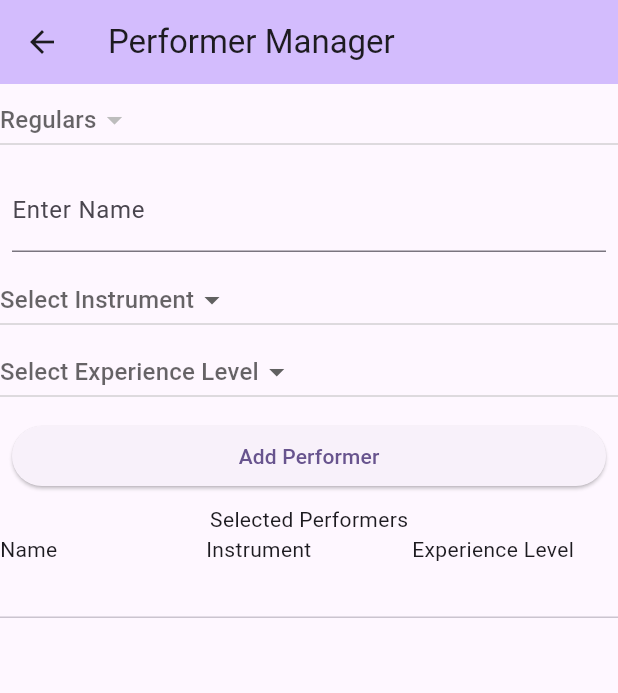
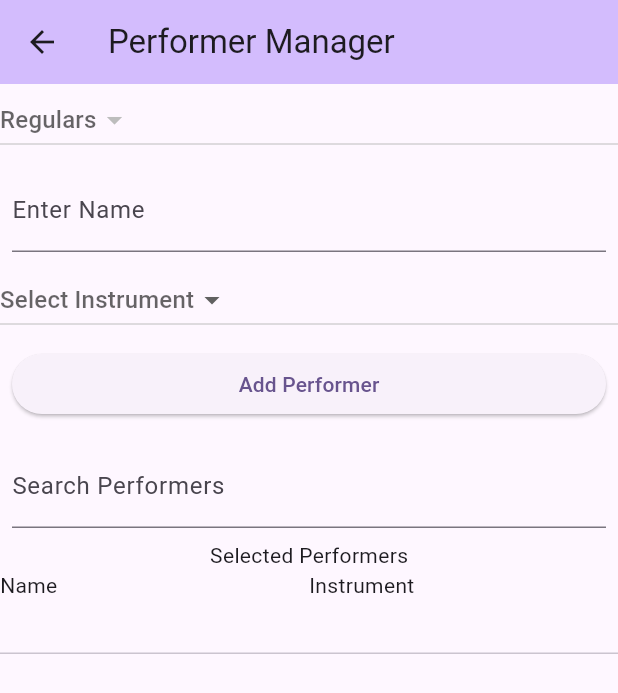
Before and after one commit to twallengren/jamnight, a Flutter app: the screen it shows after launch, after a tap on "Manage Performers", on a phone screen of 412 x 824 dp. Shown: the top 693 px of the screen. Run offline on Flutter 3.47's test engine with Material 2 defaults, Android fonts, the phone set to English and light mode, and no system bars; drawn by our look-alikes of syncfusion_flutter_datagrid; our stand-ins replace logger, sqflite; accounts and stored records are empty.

Commit message:
JAM-15: Filter performers list (#4)

```diff
--- a/lib/bandmanager/selectedperformerswidget.dart
+++ b/lib/bandmanager/selectedperformerswidget.dart
@@ -47,10 +47,6 @@ class _SelectedPerformersWidgetState extends State<SelectedPerformersWidget> {
                 columnName: 'Instrument',
                 label: const Text('Instrument'),
               ),
-              GridColumn(
-                columnName: 'Experience Level',
-                label: const Text('Experience Level'),
-              ),
             ],
           ),
           ElevatedButton(
@@ -94,9 +90,6 @@ class SelectedPerformersDataSource extends DataGridSource {
         DataGridCell(
             columnName: 'Instrument',
             value: performer.instrument.name.toUpperCase()),
-        DataGridCell(
-            columnName: 'Experience Level',
-            value: performer.experienceLevel.name.toUpperCase()),
       ]));
     }
 
--- a/lib/data/datastore.dart
+++ b/lib/data/datastore.dart
@@ -67,10 +67,9 @@ class DataStore extends ChangeNotifier {
     notifyListeners();
   }
 
-  void removePerformerFromCurrentJam(int rowIndex) {
-    Performer performer = _currentJamPerformers[rowIndex];
+  void removePerformerFromCurrentJam(Performer performer) {
     logger.i('Removing performer: $performer');
-    _currentJamPerformers.removeAt(rowIndex);
+    _currentJamPerformers.remove(performer);
     _performersByInstrument
         .removeWhere((Instrument instrument, Performer p) => p == performer);
     _selectedPerformers.remove(performer);
@@ -86,8 +85,7 @@ class DataStore extends ChangeNotifier {
     notifyListeners();
   }
 
-  void savePerformerAsJamRegular(int rowIndex) {
-    Performer performer = _currentJamPerformers[rowIndex];
+  void savePerformerAsJamRegular(Performer performer) {
 
     if (performer.isJamRegular) {
       logger.i('Performer already saved: ${performer.name}');
@@ -140,7 +138,15 @@ class DataStore extends ChangeNotifier {
   }
 
   Future<List<Performer>> getJamNightRegularsNotInCurrentJam() {
-    return _jamNightDAO.getJamNightRegularsNotInCurrentJam();
+    return sortPerformersByName(
+        _jamNightDAO.getJamNightRegularsNotInCurrentJam());
+  }
+
+  Future<List<Performer>> sortPerformersByName(
+      Future<List<Performer>> performersFuture) async {
+    var performers = await performersFuture;
+    performers.sort((a, b) => a.name.compareTo(b.name));
+    return performers;
   }
 
   List<Performer> _getRecommendedPerformers() {
--- a/lib/performermanager/experienceleveldropdown.dart
+++ /dev/null
@@ -1,30 +0,0 @@
-import 'package:flutter/material.dart';
-
-import '../../model/performer/experiencelevel.dart';
-
-class ExperienceLevelDropdown extends StatelessWidget {
-  const ExperienceLevelDropdown(
-      {super.key,
-      required this.experienceLevel,
-      required this.onExperienceLevelSelected});
-
-  final ExperienceLevel? experienceLevel;
-  final ValueChanged<ExperienceLevel> onExperienceLevelSelected;
-
-  @override
-  Widget build(BuildContext context) {
-    return DropdownButton<ExperienceLevel>(
-      hint: const Text('Select Experience Level'),
-      value: experienceLevel,
-      onChanged: (ExperienceLevel? newValue) {
-        onExperienceLevelSelected(newValue!);
-      },
-      items: ExperienceLevel.values.map((ExperienceLevel experienceLevel) {
-        return DropdownMenuItem<ExperienceLevel>(
-          value: experienceLevel,
-          child: Text(experienceLevel.name.toUpperCase()),
-        );
-      }).toList(),
-    );
-  }
-}
--- a/lib/performermanager/performerlist.dart
+++ b/lib/performermanager/performerlist.dart
@@ -1,19 +1,18 @@
 import 'package:flutter/material.dart';
-import 'package:provider/provider.dart';
 import 'package:syncfusion_flutter_datagrid/datagrid.dart';
 
-import '../data/datastore.dart';
 import '../model/performer/performer.dart';
 import 'performersdatasource.dart';
 
 class PerformerList extends StatelessWidget {
-  const PerformerList({super.key, required this.performers});
+  const PerformerList({super.key, required this.performers, required this.onRemoved, required this.onSaved});
 
   final List<Performer> performers;
+  final ValueChanged<int> onRemoved;
+  final ValueChanged<int> onSaved;
 
   @override
   Widget build(BuildContext context) {
-    DataStore dataStore = Provider.of<DataStore>(context, listen: true);
     return Center(
       child: Column(
         children: [
@@ -27,7 +26,7 @@ class PerformerList extends StatelessWidget {
             startSwipeActionsBuilder:
                 (BuildContext context, DataGridRow dataGridRow, int rowIndex) {
               return GestureDetector(
-                onTap: () => dataStore.savePerformerAsJamRegular(rowIndex),
+                onTap: () => onSaved(rowIndex),
                 child: Container(
                   color: Colors.greenAccent,
                   child: const Center(child: Icon(Icons.add)),
@@ -37,7 +36,7 @@ class PerformerList extends StatelessWidget {
             endSwipeActionsBuilder:
                 (BuildContext context, DataGridRow dataGridRow, int rowIndex) {
               return GestureDetector(
-                onTap: () => dataStore.removePerformerFromCurrentJam(rowIndex),
+                onTap: () => onRemoved(rowIndex),
                 child: Container(
                   color: Colors.redAccent,
                   child: const Center(child: Icon(Icons.remove)),
@@ -53,10 +52,6 @@ class PerformerList extends StatelessWidget {
                 columnName: 'Instrument',
                 label: const Text('Instrument'),
               ),
-              GridColumn(
-                columnName: 'Experience Level',
-                label: const Text('Experience Level'),
-              ),
             ],
           ),
         ],
--- a/lib/performermanager/performermanager.dart
+++ b/lib/performermanager/performermanager.dart
@@ -9,9 +9,9 @@ import '../model/performer/performer.dart';
 import '../model/performer/performerstatus.dart';
 import 'addperformerbutton.dart';
 import 'enternamebox.dart';
-import 'experienceleveldropdown.dart';
 import 'instrumentdropdown.dart';
 import 'performerlist.dart';
+import 'searchperformertextbox.dart';
 import 'selectregulardropdown.dart';
 
 class PerformerManager extends StatefulWidget {
@@ -25,9 +25,13 @@ class _PerformerManagerState extends State<PerformerManager> {
   final Logger logger = Logger();
   final TextEditingController _nameController = TextEditingController();
 
+  final TextEditingController _searchPerformerController =
+      TextEditingController();
+
   Performer? _savedPerformer;
   Instrument? _instrument;
-  ExperienceLevel? _experienceLevel;
+  ExperienceLevel? _experienceLevel = ExperienceLevel.unknown;
+  List<Performer> _filteredJamPerformers = [];
 
   void _selectSavedPerformer(Performer performer) {
     setState(() {
@@ -44,15 +48,8 @@ class _PerformerManagerState extends State<PerformerManager> {
     });
   }
 
-  void _selectExperienceLevel(ExperienceLevel experienceLevel) {
-    setState(() {
-      _experienceLevel = experienceLevel;
-    });
-  }
-
   void _addPerformer(DataStore dataStore) {
     if (_savedPerformer == null) {
-
       // TODO: Add UI popups for validation problems
 
       if (_nameController.text.isEmpty) {
@@ -62,11 +59,6 @@ class _PerformerManagerState extends State<PerformerManager> {
 
       if (_instrument == null) {
         logger.i('Cannot add performer with no instrument');
-        return;
-      }
-
-      if (_experienceLevel == null) {
-        logger.i('Cannot add performer with no experience level');
         return;
       }
 
@@ -81,44 +73,67 @@ class _PerformerManagerState extends State<PerformerManager> {
           numberOfTimesPlayed: 0);
       dataStore.addPerformerToCurrentJam(performer);
     } else {
-
       // TODO: Add UI popups for validation problems
 
       if (_nameController.text != _savedPerformer!.name) {
         logger.i('Cannot change name of saved performer');
-        clearForm();
+        _clearForm();
         return;
       }
 
       if (_instrument != _savedPerformer!.instrument) {
         logger.i('Cannot change instrument of saved performer');
-        clearForm();
+        _clearForm();
         return;
       }
 
       if (_experienceLevel != _savedPerformer!.experienceLevel) {
         logger.i('Cannot change experience level of saved performer');
-        clearForm();
+        _clearForm();
         return;
       }
 
       dataStore.addPerformerToCurrentJam(_savedPerformer!);
     }
-    clearForm();
+    _clearForm();
+    _filterCurrentJamPerformers(dataStore);
   }
 
-  void clearForm() {
+  void _removePerformerFromCurrentJam(DataStore dataStore, int rowIndex) {
+    Performer performer = _filteredJamPerformers[rowIndex];
+    dataStore.removePerformerFromCurrentJam(performer);
+    _filterCurrentJamPerformers(dataStore);
+  }
+
+  void _savePerformerAsRegular(DataStore dataStore, int rowIndex) {
+    Performer performer = _filteredJamPerformers[rowIndex];
+    dataStore.savePerformerAsJamRegular(performer);
+    _filterCurrentJamPerformers(dataStore);
+  }
+
+  void _clearForm() {
     setState(() {
       _nameController.clear();
       _savedPerformer = null;
       _instrument = null;
-      _experienceLevel = null;
+      _experienceLevel = ExperienceLevel.unknown;
+    });
+  }
+
+  void _filterCurrentJamPerformers(DataStore dataStore) {
+    setState(() {
+      _filteredJamPerformers = dataStore.currentJamPerformers
+          .where((Performer performer) => performer.name
+              .toLowerCase()
+              .startsWith(_searchPerformerController.text.toLowerCase()))
+          .toList();
     });
   }
 
   @override
   Widget build(BuildContext context) {
     DataStore dataStore = Provider.of<DataStore>(context, listen: true);
+    _filterCurrentJamPerformers(dataStore);
     return Scaffold(
         appBar: AppBar(
           backgroundColor: Theme.of(context).colorScheme.inversePrimary,
@@ -133,12 +148,18 @@ class _PerformerManagerState extends State<PerformerManager> {
             InstrumentDropdown(
                 instrument: _instrument,
                 onInstrumentSelected: _selectInstrument),
-            ExperienceLevelDropdown(
-                experienceLevel: _experienceLevel,
-                onExperienceLevelSelected: _selectExperienceLevel),
             AddPerformerButton(
                 onAddPerformerPressed: () => _addPerformer(dataStore)),
-            PerformerList(performers: dataStore.currentJamPerformers)
+            SearchPerformerTextBox(
+                searchPerformerController: _searchPerformerController,
+                onChanged: (String value) =>
+                    _filterCurrentJamPerformers(dataStore)),
+            PerformerList(
+                performers: _filteredJamPerformers,
+                onRemoved: (int rowIndex) =>
+                    _removePerformerFromCurrentJam(dataStore, rowIndex),
+                onSaved: (int rowIndex) =>
+                    _savePerformerAsRegular(dataStore, rowIndex)),
           ],
         ));
   }
--- a/lib/performermanager/performersdatasource.dart
+++ b/lib/performermanager/performersdatasource.dart
@@ -32,9 +32,6 @@ class PerformersDataSource extends DataGridSource {
         DataGridCell(
             columnName: 'Instrument',
             value: performer.instrument.name.toUpperCase()),
-        DataGridCell(
-            columnName: 'Experience Level',
-            value: performer.experienceLevel.name.toUpperCase()),
       ]));
     }
 
--- /dev/null
+++ b/lib/performermanager/searchperformertextbox.dart
@@ -0,0 +1,26 @@
+import 'package:flutter/material.dart';
+
+class SearchPerformerTextBox extends StatelessWidget {
+
+  const SearchPerformerTextBox({
+    super.key,
+    required TextEditingController searchPerformerController,
+    required this.onChanged
+  }) : _searchPerformerController = searchPerformerController;
+
+  final TextEditingController _searchPerformerController;
+  final ValueChanged<String> onChanged;
+
+  @override
+  Widget build(BuildContext context) {
+    return Padding(
+      padding: const EdgeInsets.all(8.0),
+      child: TextField(
+          controller: _searchPerformerController,
+          decoration: const InputDecoration(
+            labelText: 'Search Performers',
+          ),
+          onChanged: onChanged),
+    );
+  }
+}
```
Also changed, not shown: lib/bandmanager/recommendedperformerswidget.dart (+21 -11 lines), 5 other files.
